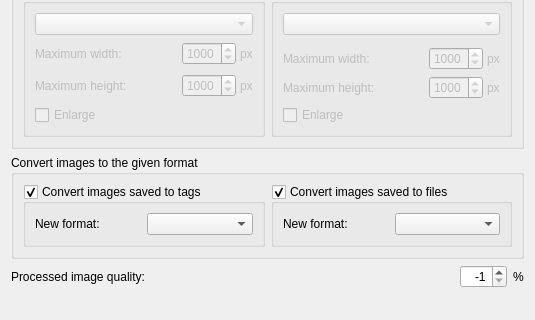
Before: the Qt Designer form ui/options_cover_processing.ui in metabrainz/picard, drawn with Qt 5; both pictures show x 0 to 535 and y 155 to 475 of the 535 by 475 pixel window.
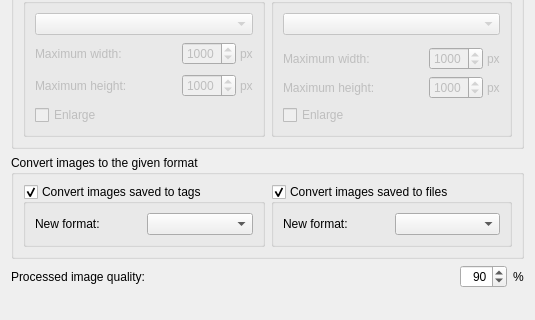
After: the same form once the commit is applied.

What changed in the file:
```diff
--- a/ui/options_cover_processing.ui
+++ b/ui/options_cover_processing.ui
@@ -546,13 +546,13 @@
         <set>Qt::AlignmentFlag::AlignRight|Qt::AlignmentFlag::AlignTrailing|Qt::AlignmentFlag::AlignVCenter</set>
        </property>
        <property name="minimum">
-        <number>-1</number>
+        <number>0</number>
        </property>
        <property name="maximum">
         <number>100</number>
        </property>
        <property name="value">
-        <number>-1</number>
+        <number>90</number>
        </property>
       </widget>
      </item>
```
